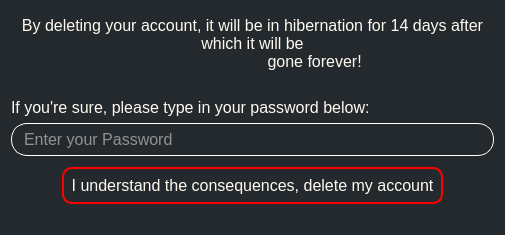
Qt form UI/ui_deletedialog.ui (lakshya076/Cinematch) before a commit.
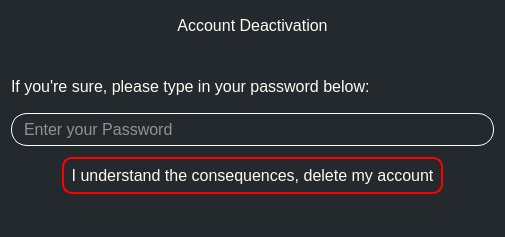
The same form after that commit.

```diff
--- a/UI/ui_deletedialog.ui
+++ b/UI/ui_deletedialog.ui
@@ -7,7 +7,7 @@
                 <x>0</x>
                 <y>0</y>
                 <width>505</width>
-                <height>235</height>
+    <height>237</height>
             </rect>
         </property>
         <property name="windowTitle">
@@ -47,9 +47,7 @@
                         <string notr="true">font:12pt;</string>
                     </property>
                     <property name="text">
-                        <string>By deleting your account, it will be in hibernation for 14 days after which it will be
-                            gone forever!
-                        </string>
+      <string>Account Deactivation</string>
                     </property>
                     <property name="alignment">
                         <set>Qt::AlignHCenter|Qt::AlignTop</set>
@@ -85,6 +83,19 @@
                     </property>
                 </widget>
             </item>
+   <item>
+    <spacer name="verticalSpacer_5">
+     <property name="orientation">
+      <enum>Qt::Vertical</enum>
+     </property>
+     <property name="sizeHint" stdset="0">
+      <size>
+       <width>20</width>
+       <height>40</height>
+      </size>
+     </property>
+    </spacer>
+   </item>
             <item>
                 <widget class="QLineEdit" name="pfield_del">
                     <property name="styleSheet">
```
Lines whose indentation alone changed are shown as unchanged.
